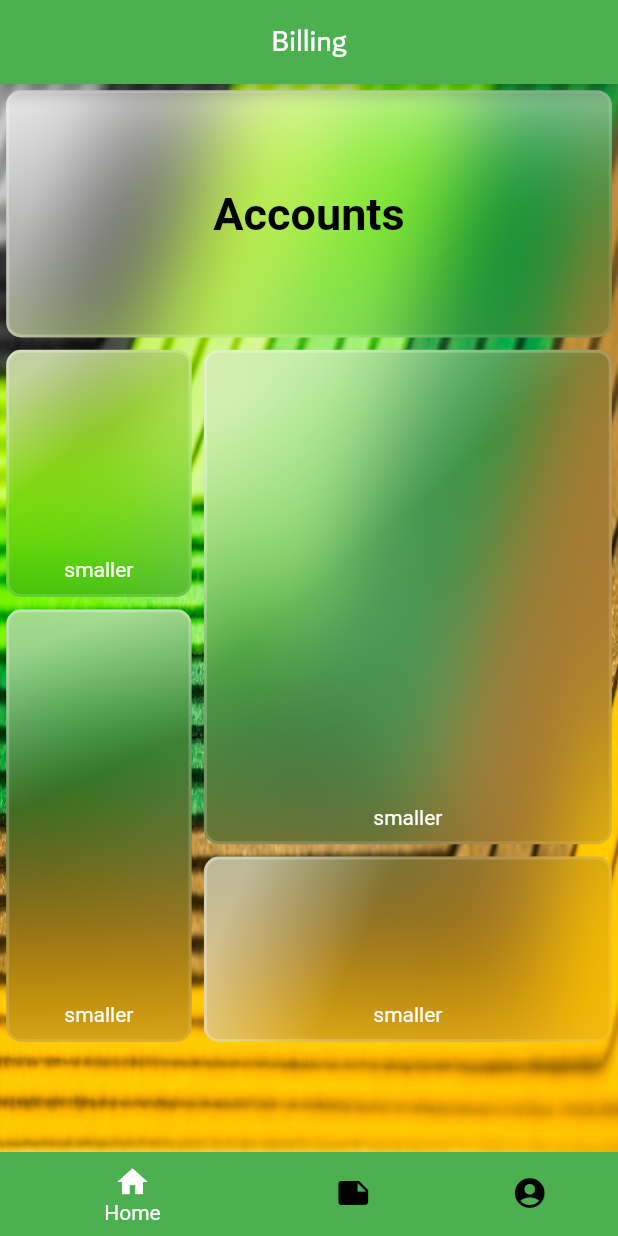
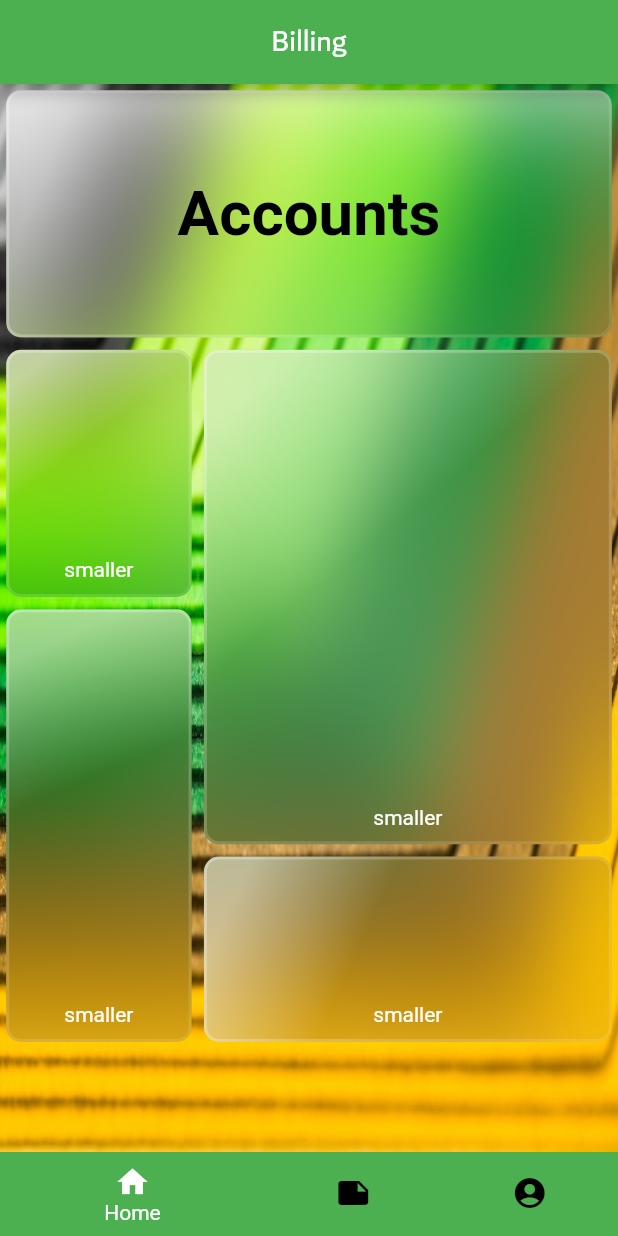
Before and after one commit to abbasyazdanmehr/billing-app-flutter, a Flutter app: the screen it shows after launch, on a phone screen of 412 x 824 dp. Run offline on Flutter 3.47's test engine with Material 2 defaults, Android fonts, the phone set to English and light mode, and no system bars; drawn by our look-alikes of glassmorphism; our stand-ins replace sizer.

Commit message:
adding sizer library for havving responsive app.

```diff
--- a/lib/main.dart
+++ b/lib/main.dart
@@ -1,6 +1,7 @@
 import 'package:billing_app/constants.dart';
 import 'package:billing_app/views/base._view.dart';
 import 'package:flutter/material.dart';
+import 'package:sizer/sizer.dart';
 
 void main() {
   runApp(MyApp());
@@ -14,6 +15,7 @@ class MyApp extends StatelessWidget {
           displayColor: Constants.detailColor,
         );
 
+    return Sizer(builder: (context, orientation, deviceType) {
       return MaterialApp(
         title: 'Billing App',
         debugShowCheckedModeBanner: false,
@@ -24,5 +26,6 @@ class MyApp extends StatelessWidget {
         ),
         home: BaseView(0),
       );
+    });
   }
 }
--- a/lib/views/home_view.dart
+++ b/lib/views/home_view.dart
@@ -1,6 +1,7 @@
 import 'package:billing_app/constants.dart';
 import 'package:flutter/cupertino.dart';
 import 'package:flutter/material.dart';
+import 'package:sizer/sizer.dart';
 
 class HomeView extends StatelessWidget {
   @override
@@ -12,7 +13,7 @@ class HomeView extends StatelessWidget {
           'Accounts',
           style: TextStyle(
             color: Constants.darkColor,
-            fontSize: 30,
+            fontSize: 30.sp,
             fontWeight: FontWeight.bold,
           ),
         ),
--- a/lib/views/report_view.dart
+++ b/lib/views/report_view.dart
@@ -1,4 +1,5 @@
 import 'package:flutter/cupertino.dart';
+import 'package:flutter/material.dart';
 
 class ReportView extends StatelessWidget {
   @override
--- a/pubspec.yaml
+++ b/pubspec.yaml
@@ -30,6 +30,7 @@ dependencies:
   cupertino_icons: ^1.0.2
   get: ^4.3.8
   glassmorphism: ^2.0.1
+  sizer: ^2.0.13
 
 dev_dependencies:
   flutter_test:
```
Also changed, not shown: pubspec.lock. Lines whose indentation alone changed are shown as unchanged.
